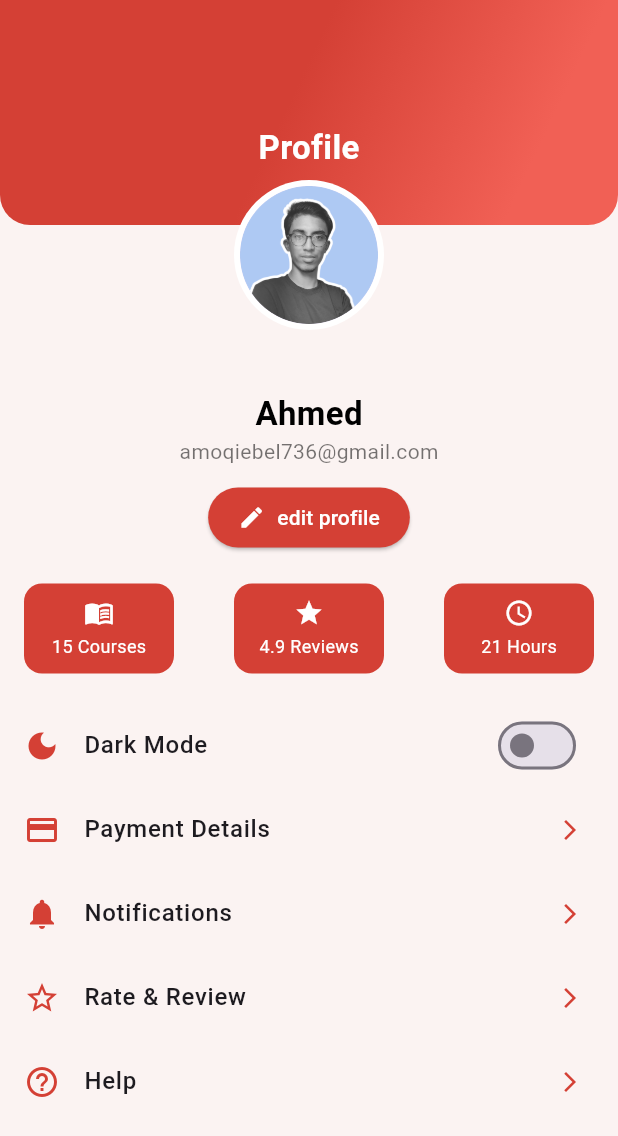
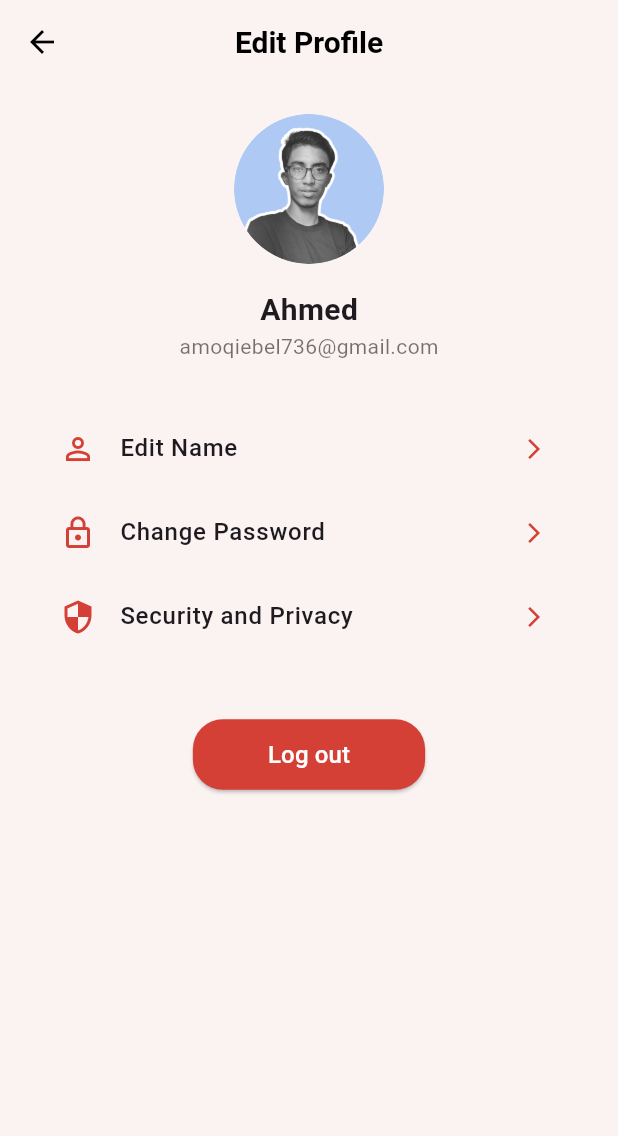
Before and after one commit to AhmedMoqiebell/Our-Flutter-Project, a Flutter app: the ProfilePage screen opened directly, after a tap on "edit profile", on a phone screen of 412 x 824 dp. Shown: the top 1136 px of the screen. Run offline on Flutter 3.47's test engine with Material 3 defaults, Android fonts, the light colour scheme and no system bars; our stand-ins replace flutter_svg.

Commit message:
adding edit_profile_page DONE

```diff
--- /dev/null
+++ b/lib/pages/edit_profile_page.dart
@@ -0,0 +1,108 @@
+import 'package:flutter/material.dart';
+
+class EditProfilePage extends StatelessWidget {
+  const EditProfilePage({super.key});
+
+  @override
+  Widget build(BuildContext context) {
+    return Scaffold(
+      backgroundColor: const Color(0xFFFBF3F2),
+      appBar: AppBar(
+        backgroundColor: Colors.transparent,
+        elevation: 0,
+        leading: IconButton(
+          icon: const Icon(Icons.arrow_back, color: Colors.black),
+          onPressed: () => Navigator.pop(context),
+        ),
+        centerTitle: true,
+        title: const Text(
+          'Edit Profile',
+          style: TextStyle(
+              color: Colors.black, fontSize: 20, fontWeight: FontWeight.bold),
+        ),
+      ),
+      body: SingleChildScrollView(
+        padding: const EdgeInsets.symmetric(horizontal: 24, vertical: 20),
+        child: Column(
+          crossAxisAlignment: CrossAxisAlignment.center,
+          children: [
+            // صورة البروفايل
+            CircleAvatar(
+              radius: 50,
+              backgroundImage: const AssetImage('assets/images/profile.png'),
+              backgroundColor: Colors.white,
+            ),
+            const SizedBox(height: 16),
+            const Text(
+              'Ahmed',
+              style: TextStyle(fontSize: 20, fontWeight: FontWeight.bold),
+            ),
+            const Text(
+              'amoqiebel736@gmail.com',
+              style: TextStyle(color: Colors.black54),
+            ),
+            const SizedBox(height: 30),
+
+            // عناصر الإعدادات
+            const _EditOption(
+              icon: Icons.person_outline,
+              title: 'Edit Name',
+            ),
+            const _EditOption(
+              icon: Icons.lock_outline,
+              title: 'Change Password',
+            ),
+            const _EditOption(
+              icon: Icons.security,
+              title: 'Security and Privacy',
+            ),
+
+            const SizedBox(height: 40),
+
+            // زر تسجيل الخروج
+            ElevatedButton(
+              style: ElevatedButton.styleFrom(
+                backgroundColor: const Color(0xFFD44035),
+                padding:
+                    const EdgeInsets.symmetric(horizontal: 50, vertical: 12),
+                shape: RoundedRectangleBorder(
+                  borderRadius: BorderRadius.circular(20),
+                ),
+              ),
+              onPressed: () {
+                // ضع كود تسجيل الخروج هنا
+              },
+              child: const Text(
+                'Log out',
+                style: TextStyle(fontSize: 16, color: Colors.white),
+              ),
+            ),
+          ],
+        ),
+      ),
+    );
+  }
+}
+
+// عنصر الخيار في الصفحة
+class _EditOption extends StatelessWidget {
+  final IconData icon;
+  final String title;
+  const _EditOption({required this.icon, required this.title});
+
+  @override
+  Widget build(BuildContext context) {
+    return ListTile(
+      leading: Icon(icon, color: const Color(0xFFD44035)),
+      title: Text(
+        title,
+        style: const TextStyle(fontSize: 16, fontWeight: FontWeight.w500),
+      ),
+      trailing: const Icon(Icons.arrow_forward_ios,
+          size: 16, color: Color(0xFFD44035)),
+      onTap: () {
+        // اضف التنقل لصفحات التعديل الخاصة بكل خيار
+      },
+    );
+  }
+}
--- a/lib/pages/profile.dart
+++ b/lib/pages/profile.dart
@@ -1,4 +1,5 @@
 import 'package:flutter/material.dart';
+import 'edit_profile_page.dart';
 
 class ProfilePage extends StatelessWidget {
   const ProfilePage({super.key});
@@ -20,7 +21,8 @@ class ProfilePage extends StatelessWidget {
                   style: TextStyle(
                     fontSize: 22,
                     fontWeight: FontWeight.bold,
-                      color: Colors.black),
+                    color: Colors.black,
+                  ),
                 ),
                 const Text(
                   'amoqiebel736@gmail.com',
@@ -32,11 +34,21 @@ class ProfilePage extends StatelessWidget {
                     backgroundColor: const Color(0xFFD44035),
                     foregroundColor: Colors.white,
                     shape: RoundedRectangleBorder(
-                        borderRadius: BorderRadius.circular(20)),
-                    padding:
-                    const EdgeInsets.symmetric(horizontal: 20, vertical: 8),
+                      borderRadius: BorderRadius.circular(20),
                     ),
-                  onPressed: () {},
+                    padding: const EdgeInsets.symmetric(
+                      horizontal: 20,
+                      vertical: 8,
+                    ),
+                  ),
+                  onPressed: () {
+                    Navigator.push(
+                      context,
+                      MaterialPageRoute(
+                        builder: (context) => const EditProfilePage(),
+                      ),
+                    );
+                  },
                   icon: const Icon(Icons.edit, size: 18),
                   label: const Text('edit profile'),
                 ),
@@ -58,10 +70,23 @@ class ProfilePage extends StatelessWidget {
                 const SizedBox(height: 20),
 
                 // ===== خيارات القائمة =====
-                const _OptionTile(icon: Icons.dark_mode, title: 'Dark Mode', hasSwitch: true),
-                const _OptionTile(icon: Icons.payment, title: 'Payment Details'),
-                const _OptionTile(icon: Icons.notifications, title: 'Notifications'),
-                const _OptionTile(icon: Icons.star_border, title: 'Rate & Review'),
+                const _OptionTile(
+                  icon: Icons.dark_mode,
+                  title: 'Dark Mode',
+                  hasSwitch: true,
+                ),
+                const _OptionTile(
+                  icon: Icons.payment,
+                  title: 'Payment Details',
+                ),
+                const _OptionTile(
+                  icon: Icons.notifications,
+                  title: 'Notifications',
+                ),
+                const _OptionTile(
+                  icon: Icons.star_border,
+                  title: 'Rate & Review',
+                ),
                 const _OptionTile(icon: Icons.help_outline, title: 'Help'),
                 const SizedBox(height: 40),
               ],
@@ -88,7 +113,8 @@ class ProfilePage extends StatelessWidget {
               style: TextStyle(
                 fontSize: 22,
                 fontWeight: FontWeight.bold,
-                  color: Colors.white),
+                color: Colors.white,
+              ),
             ),
           ),
 
@@ -131,8 +157,10 @@ class _StatBox extends StatelessWidget {
         children: [
           Icon(icon, color: Colors.white, size: 20),
           const SizedBox(height: 4),
-          Text(label,
-              style: const TextStyle(color: Colors.white, fontSize: 12)),
+          Text(
+            label,
+            style: const TextStyle(color: Colors.white, fontSize: 12),
+          ),
         ],
       ),
     );
@@ -153,16 +181,22 @@ class _OptionTile extends StatelessWidget {
   @override
   Widget build(BuildContext context) {
     return ListTile(
-      leading: Icon(icon, color: Color(0xFFD44035),), // أيقونات باللون الأسود
-      title: Text(title,
-          style: const TextStyle(fontSize: 16, fontWeight: FontWeight.w500)),
+      leading: Icon(icon, color: Color(0xFFD44035)), // أيقونات باللون الأسود
+      title: Text(
+        title,
+        style: const TextStyle(fontSize: 16, fontWeight: FontWeight.w500),
+      ),
       trailing: hasSwitch
           ? Switch(
               value: false,
               activeThumbColor: const Color(0xFFD44035),
               onChanged: (val) {},
             )
-          : const Icon(Icons.arrow_forward_ios, size: 16, color: Color(0xFFD44035),),
+          : const Icon(
+              Icons.arrow_forward_ios,
+              size: 16,
+              color: Color(0xFFD44035),
+            ),
       onTap: () {},
     );
   }
```
Also changed, not shown: lib/pages/chats_page.dart (+50 -51 lines). Lines whose indentation alone changed are shown as unchanged.
